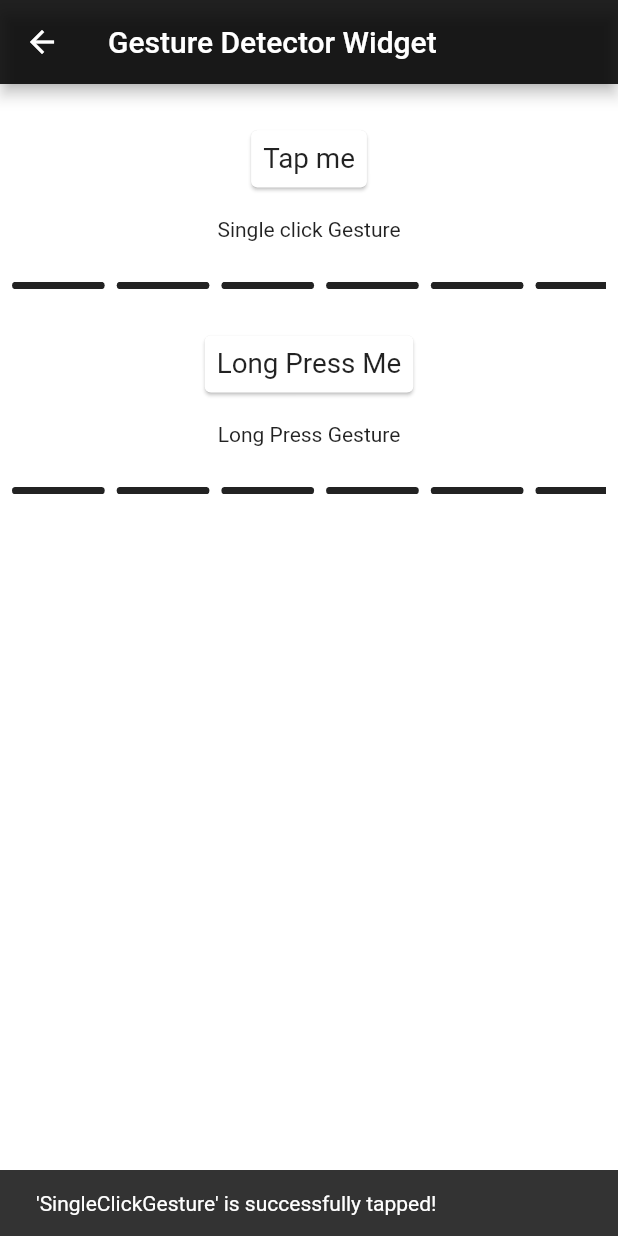
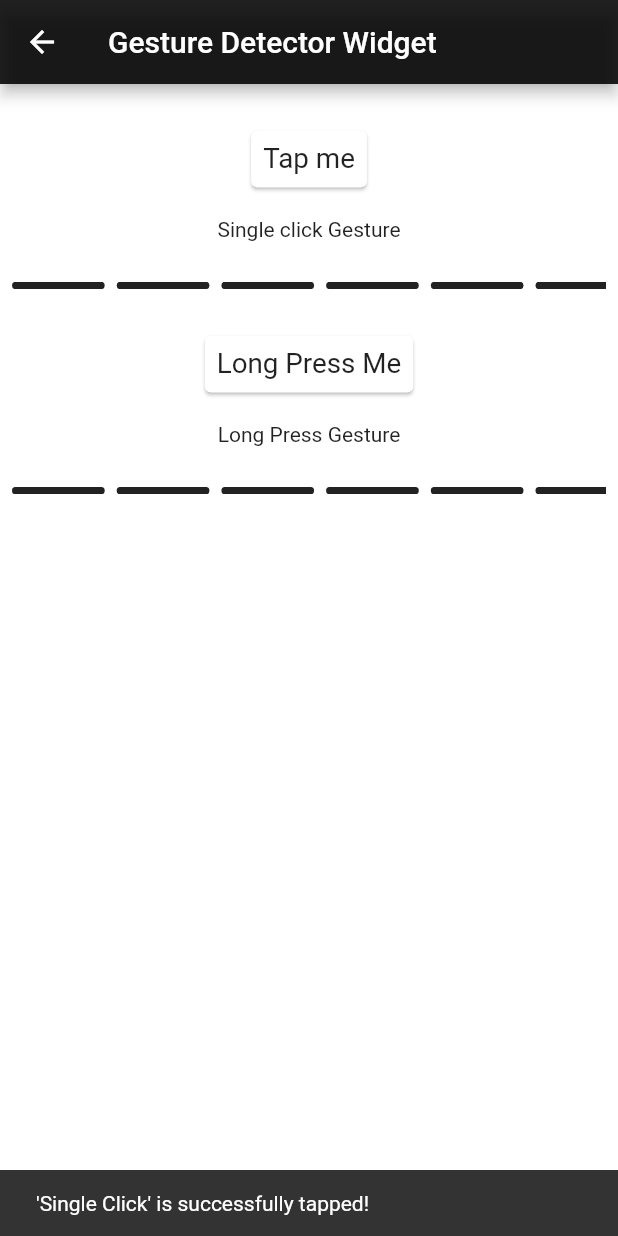
Before and after one commit to Alpha17-2/flutter_widgets, a Flutter app: the GestureDetector_Widget screen opened directly, after a tap on "Tap me", on a phone screen of 412 x 824 dp. Run offline on Flutter 3.47's test engine with Material 2 defaults, Android fonts, the phone set to English and light mode, and no system bars; our stand-ins replace ionicons.

Commit message:
Optimised code for snackbar

```diff
--- a/lib/Widgets/GestureDetector_Widget.dart
+++ b/lib/Widgets/GestureDetector_Widget.dart
@@ -3,14 +3,6 @@ import 'package:flutter_widgets/helper/DeviceSize.dart';
 import 'package:flutter_widgets/helper/helpingMethods.dart';
 
 class GestureDetector_Widget extends StatelessWidget {
-  SnackBar snackBar1 = SnackBar(
-    content: Text('\'SingleClickGesture\' is successfully tapped!',
-        style: TextStyle(color: Colors.white)),
-  );
-  SnackBar snackBar2 = SnackBar(
-    content: Text('\'LongPressGesture\' is successfully pressed!',
-        style: TextStyle(color: Colors.white)),
-  );
 
   @override
   Widget build(BuildContext context) {
@@ -36,7 +28,7 @@ class GestureDetector_Widget extends StatelessWidget {
                 children: [
                   GestureDetector(
                     onTap: () {
-                      ScaffoldMessenger.of(context).showSnackBar(snackBar1);
+                      ScaffoldMessenger.of(context).showSnackBar(showMySnackbar("'Single Click'"));
                     },
                     child: Card(
                       child: Padding(
@@ -74,7 +66,7 @@ class GestureDetector_Widget extends StatelessWidget {
                 children: [
                   GestureDetector(
                     onLongPress: () {
-                      ScaffoldMessenger.of(context).showSnackBar(snackBar2);
+                      ScaffoldMessenger.of(context).showSnackBar(showMySnackbar("'Long Press'"));
                     },
                     child: Card(
                       child: Padding(
--- a/lib/helper/helpingMethods.dart
+++ b/lib/helper/helpingMethods.dart
@@ -30,7 +30,11 @@ Widget linebreakAnimation(context){
     );
   },itemCount: 6,
   );
+}
 
-
-
+SnackBar showMySnackbar(String message){
+  return SnackBar(
+    content: Text('${message} is successfully tapped!',
+        style: TextStyle(color: Colors.white)),
+  );
 }
```
